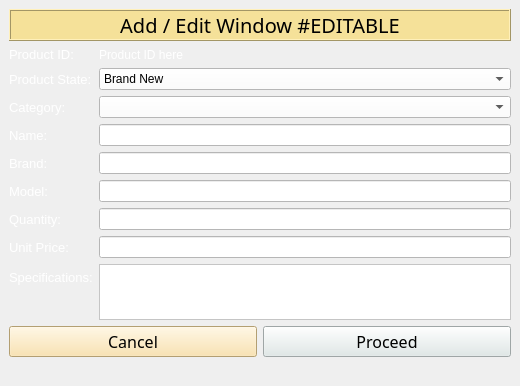
Above: add_edit.ui from Aenan05/MAXPC before the change. Below: the same form after it.
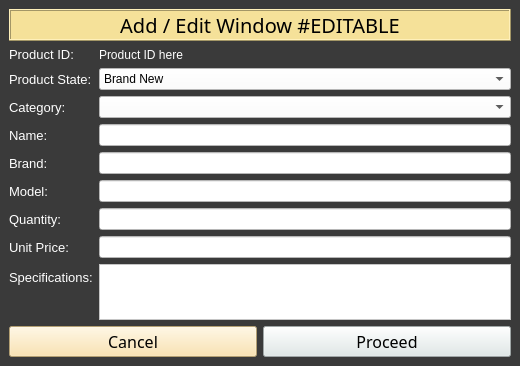
That is the form after the change.

Commit message: Light Ui Theme -- View Logs

```diff
--- a/add_edit.ui
+++ b/add_edit.ui
@@ -7,20 +7,20 @@
     <x>0</x>
     <y>0</y>
     <width>520</width>
-    <height>386</height>
+    <height>366</height>
    </rect>
   </property>
   <property name="maximumSize">
    <size>
     <width>700</width>
-    <height>400</height>
+    <height>366</height>
    </size>
   </property>
   <property name="windowTitle">
    <string>Item Manager</string>
   </property>
   <property name="styleSheet">
-   <string notr="true"/>
+   <string notr="true">background-color: rgb(58, 58, 58);</string>
   </property>
   <widget class="QWidget" name="AddWidget">
    <property name="enabled">
@@ -32,6 +32,9 @@
      <height>366</height>
     </size>
    </property>
+   <property name="styleSheet">
+    <string notr="true"/>
+   </property>
    <layout class="QGridLayout" name="gridLayout_2">
     <item row="0" column="0">
      <layout class="QGridLayout" name="gridLayout">
```
The commit also changes 5 other files.
